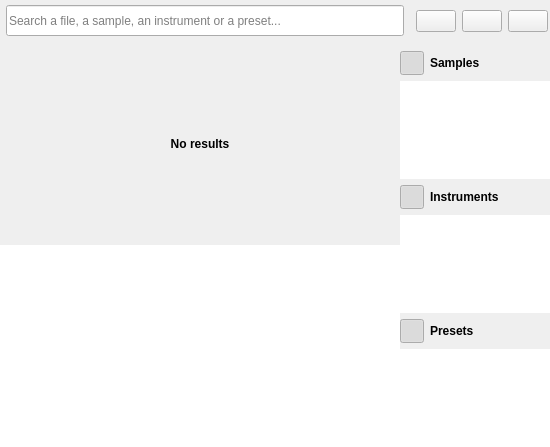
Before: the Qt Designer form sources/directory/directorybrowser.ui in davy7125/polyphone, drawn with Qt 5.
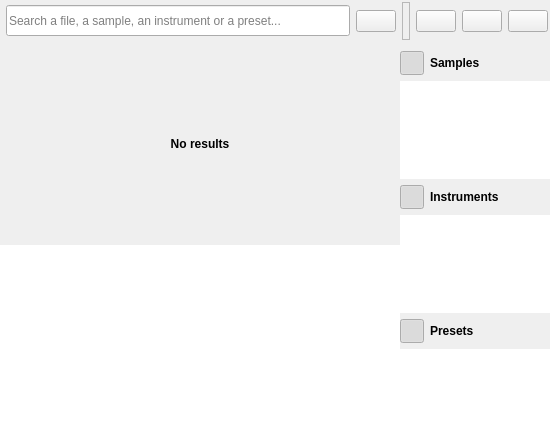
After: the same form once the commit is applied. Icons and pictures are not drawn. Custom widgets are drawn as their Qt base class.

Commit message:
Soundfont explore: display menu icon
Closes  #387

Diff of the .ui file:
```diff
--- a/sources/directory/directorybrowser.ui
+++ b/sources/directory/directorybrowser.ui
@@ -710,11 +710,33 @@
               </property>
              </widget>
             </item>
-            <item>
-             <widget class="DirectoryDisplayMenu" name="widgetDisplayMenu" native="true"/>
-            </item>
            </layout>
           </item>
+          <item>
+           <widget class="DirectoryDisplayMenu" name="pushDisplay"/>
+          </item>
+          <item>
+           <widget class="QFrame" name="separator">
+            <property name="minimumSize">
+             <size>
+              <width>8</width>
+              <height>0</height>
+             </size>
+            </property>
+            <property name="maximumSize">
+             <size>
+              <width>8</width>
+              <height>16777215</height>
+             </size>
+            </property>
+            <property name="frameShape">
+             <enum>QFrame::Shape::StyledPanel</enum>
+            </property>
+            <property name="frameShadow">
+             <enum>QFrame::Shadow::Plain</enum>
+            </property>
+           </widget>
+          </item>
           <item>
            <widget class="StyledAction" name="pushShowMidiPlayer">
             <property name="checkable">
@@ -752,17 +774,16 @@
    <header>rotatingspinner.h</header>
    <container>1</container>
   </customwidget>
-  <customwidget>
-   <class>DirectoryDisplayMenu</class>
-   <extends>QWidget</extends>
-   <header>directorydisplaymenu.h</header>
-   <container>1</container>
-  </customwidget>
   <customwidget>
    <class>StyledAction</class>
    <extends>QPushButton</extends>
    <header>styledaction.h</header>
   </customwidget>
+  <customwidget>
+   <class>DirectoryDisplayMenu</class>
+   <extends>StyledAction</extends>
+   <header>directorydisplaymenu.h</header>
+  </customwidget>
   <customwidget>
    <class>DirectoryListHeader</class>
    <extends>QWidget</extends>
```
The commit also changes 24 other files.
